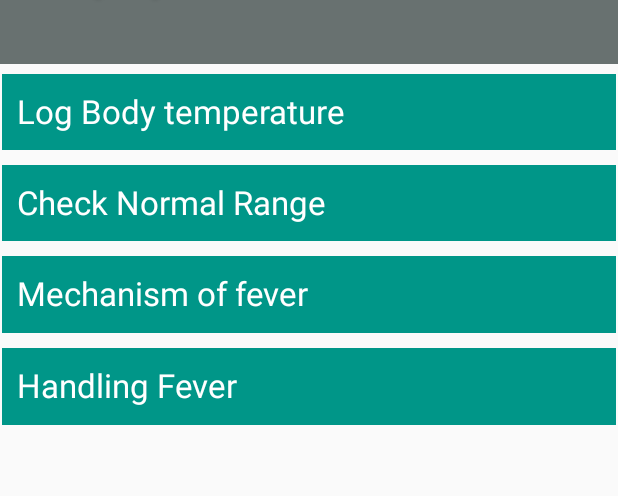
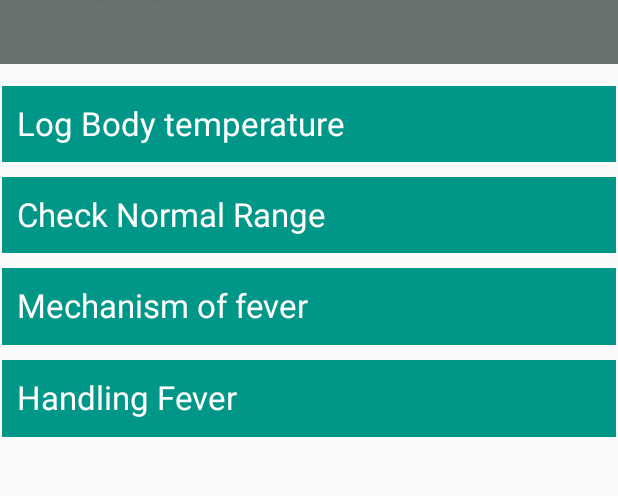
Before and after one commit to Sou-KIKUCHI/BT_Tracker7, an Android app: the screen it shows after launch (MainActivity), on a phone screen of 412 x 824 dp, the part 313-809 px from its top. Run offline under Robolectric (Android 15) with nearby library versions, the phone set to English and light mode, and no system bars.

Commit message:
Set margins for LinearLayout in MainActivity

```diff
--- a/app/src/main/res/layout/activity_main.xml
+++ b/app/src/main/res/layout/activity_main.xml
@@ -5,7 +5,6 @@
     android:layout_width="match_parent"
     android:layout_height="match_parent"
     tools:context=".MainActivity">
-
 
     <View
         android:id="@+id/TitleBackground"
@@ -43,6 +42,9 @@
     <LinearLayout
         android:layout_width="409dp"
         android:layout_height="234dp"
+        android:layout_marginLeft="10dp"
+        android:layout_marginTop="8dp"
+        android:layout_marginRight="10dp"
         android:orientation="vertical"
         app:layout_constraintBottom_toBottomOf="parent"
         app:layout_constraintEnd_toEndOf="parent"
@@ -68,7 +70,6 @@
             android:layout_width="match_parent"
             android:layout_height="10dp"
             android:layout_marginEnd="16dp"
-            android:layout_marginRight="16dp"
             app:layout_constraintEnd_toEndOf="parent" />
 
         <TextView
```
